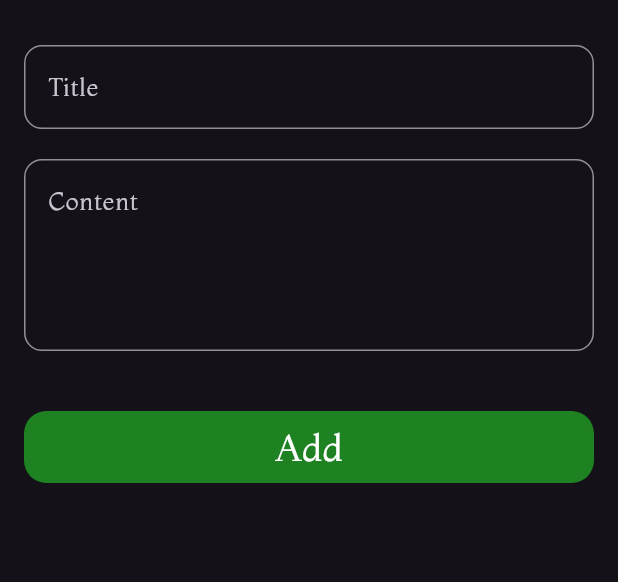
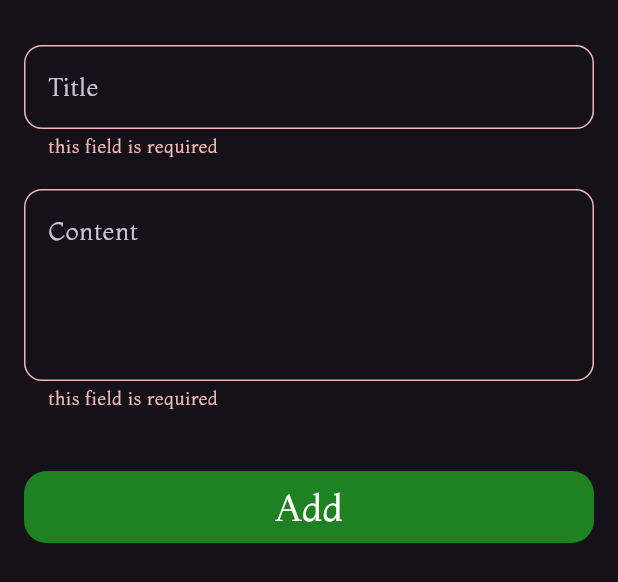
Before and after one commit to mostafaali2002/notes_app, a Flutter app: the AddNotesForm widget shown alone on an empty page, opened directly, after a tap on "Add", on a phone screen of 412 x 824 dp. Shown: the top 582 px of the screen. Run offline on Flutter 3.47's test engine with Material 3 defaults, Android fonts, the phone set to English and light mode, and no system bars; our stand-ins replace bloc, flutter_bloc, hive, hive_flutter; accounts and stored records are empty.

Commit message:
create delete notes and edit notes and validator and loading button

```diff
--- a/lib/widget/add_notes_form.dart
+++ b/lib/widget/add_notes_form.dart
@@ -1,4 +1,8 @@
 import 'package:flutter/material.dart';
+import 'package:flutter_bloc/flutter_bloc.dart';
+import 'package:intl/intl.dart';
+import 'package:notes_app/cubit/add_notes/add_notes_cubit.dart';
+import 'package:notes_app/model/note_model.dart';
 import 'package:notes_app/widget/custom_button.dart';
 import 'package:notes_app/widget/text_form.dart';
 
@@ -10,7 +14,7 @@ class AddNotesForm extends StatefulWidget {
 }
 
 class _AddNotesFormState extends State<AddNotesForm> {
-  GlobalKey formKey = GlobalKey();
+  GlobalKey<FormState> formKey = GlobalKey();
   AutovalidateMode autovalidateMode = AutovalidateMode.disabled;
   String? title, subTitle;
   @override
@@ -23,6 +27,12 @@ class _AddNotesFormState extends State<AddNotesForm> {
         child: Column(
           children: [
             CustomTextFormField(
+              validator: (p0) {
+                if (p0!.isEmpty) {
+                  return "this field is required";
+                }
+                return null;
+              },
               onSaved: (p0) {
                 title = p0;
               },
@@ -32,6 +42,12 @@ class _AddNotesFormState extends State<AddNotesForm> {
               height: 20,
             ),
             CustomTextFormField(
+              validator: (p0) {
+                if (p0!.isEmpty) {
+                  return "this field is required";
+                }
+                return null;
+              },
               onSaved: (p1) {
                 subTitle = p1;
               },
@@ -41,11 +57,34 @@ class _AddNotesFormState extends State<AddNotesForm> {
             const SizedBox(
               height: 40,
             ),
-            CustomButton(
-              onPressed: () {},
-              width: MediaQuery.sizeOf(context).width,
-              btnColor: const Color.fromARGB(255, 31, 130, 34),
-              text: "Add",
+            BlocBuilder<AddNotesCubit, AddNotesState>(
+              builder: (context, state) {
+                return CustomButton(
+                  isLoad: state is AddNotesLoading ? true : false,
+                  onPressed: () {
+                    if (formKey.currentState!.validate()) {
+                      formKey.currentState!.save();
+                      var currentDate = DateTime.now();
+
+                      var formattedCurrentDate =
+                          DateFormat('dd-mm-yyyy').format(currentDate);
+                      var noteModel = NoteModel(
+                          title: title!,
+                          subTitle: subTitle!,
+                          date: formattedCurrentDate,
+                          color: const Color(0xffFFCC80).value);
+                      BlocProvider.of<AddNotesCubit>(context)
+                          .addNotes(noteModel);
+                    } else {
+                      autovalidateMode = AutovalidateMode.always;
+                      setState(() {});
+                    }
+                  },
+                  width: MediaQuery.sizeOf(context).width,
+                  btnColor: const Color.fromARGB(255, 31, 130, 34),
+                  text: "Add",
+                );
+              },
             )
           ],
         ),
--- a/lib/widget/bottom_sheet.dart
+++ b/lib/widget/bottom_sheet.dart
@@ -27,7 +27,7 @@ class _CustomBottomSheetState extends State<CustomBottomSheet> {
           }
         },
         builder: (context, state) {
-          return AddNotesForm();
+          return const AddNotesForm();
         },
       ),
     );
--- a/lib/widget/custom_button.dart
+++ b/lib/widget/custom_button.dart
@@ -8,12 +8,14 @@ class CustomButton extends StatelessWidget {
     required this.width,
     required this.btnColor,
     required this.text,
+    this.isLoad = false,
   });
   final void Function()? onPressed;
   final double width;
   final Color btnColor;
   final String text;
   final BoxBorder? border;
+  final bool isLoad;
   @override
   Widget build(BuildContext context) {
     return Container(
@@ -25,8 +27,15 @@ class CustomButton extends StatelessWidget {
       ),
       child: MaterialButton(
         onPressed: onPressed,
-        child: Text(text,
-            style: const TextStyle(fontSize: 25, color: Colors.white)),
+        child: isLoad
+            ? const SizedBox(
+                height: 24,
+                width: 24,
+                child: CircularProgressIndicator(
+                  color: Colors.black,
+                ))
+            : Text(text,
+                style: const TextStyle(fontSize: 25, color: Colors.white)),
       ),
     );
   }
--- a/lib/widget/text_form.dart
+++ b/lib/widget/text_form.dart
@@ -7,10 +7,11 @@ class CustomTextFormField extends StatelessWidget {
       this.preicon,
       this.sufficon,
       this.validator,
-      required this.onSaved,
+      this.onSaved,
       this.hint,
       this.obscureText = false,
-      this.maxLines});
+      this.maxLines,
+      this.onChanged});
 
   final bool obscureText;
   final String? hint;
@@ -20,6 +21,7 @@ class CustomTextFormField extends StatelessWidget {
   final IconButton? sufficon;
   final int? maxLines;
   final String? Function(String?)? validator;
+  final Function(String)? onChanged;
   @override
   Widget build(BuildContext context) {
     return TextFormField(
@@ -28,6 +30,7 @@ class CustomTextFormField extends StatelessWidget {
       keyboardType: keyboardType,
       maxLines: maxLines,
       onSaved: onSaved,
+      onChanged: onChanged,
       decoration: InputDecoration(
         hintText: hint,
         suffixIcon: sufficon,
--- a/pubspec.yaml
+++ b/pubspec.yaml
@@ -34,6 +34,7 @@ dependencies:
   flutter_bloc: ^8.1.6
   hive: ^2.2.3
   hive_flutter: ^1.1.0
+  intl: ^0.19.0
 
 dev_dependencies:
   build_runner: ^2.4.9
```
Also changed, not shown: lib/main.dart (+10 -6 lines), lib/views/edit_notes_view.dart (+7 -3 lines), lib/widget/edit_notes_body.dart (+25 -6 lines), lib/widget/notes_card.dart (+8 -3 lines), pubspec.lock.
